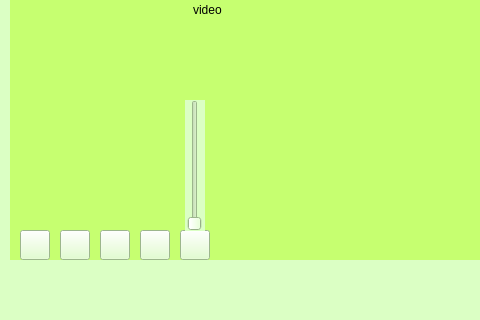
Qt form IShop/widget.ui (ffrankwang/learnCpp) before a commit; both pictures show x 0 to 480 and y 280 to 600 of the 800 by 600 pixel window.
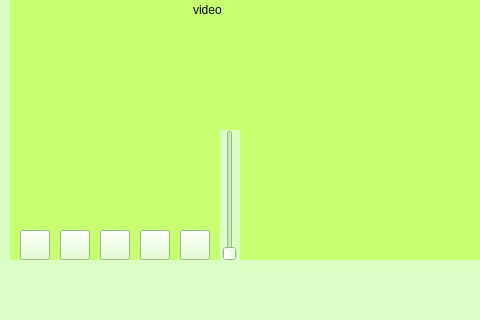
The same form after that commit. Icons and pictures are not drawn.

Diff of the .ui file:
```diff
--- a/IShop/widget.ui
+++ b/IShop/widget.ui
@@ -148,8 +148,8 @@
   <widget class="QSlider" name="verticalSlider">
    <property name="geometry">
     <rect>
-     <x>185</x>
-     <y>380</y>
+     <x>220</x>
+     <y>410</y>
      <width>20</width>
      <height>131</height>
     </rect>
```
Left out of the diff: 7 changed lines with no effect on the pictures.
